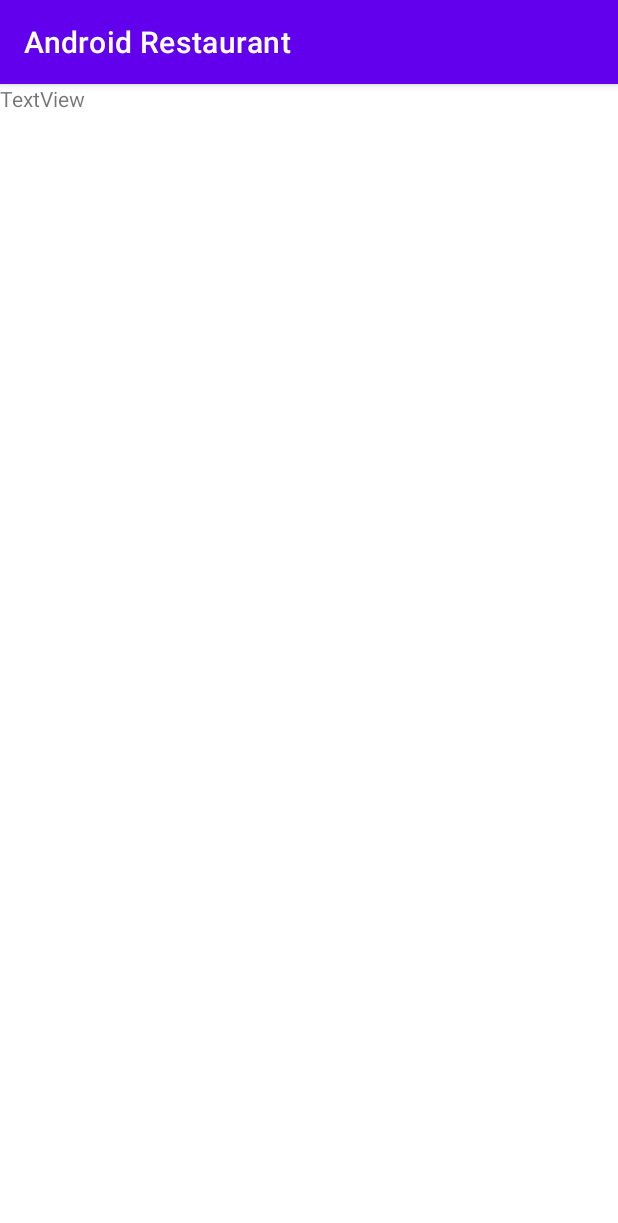
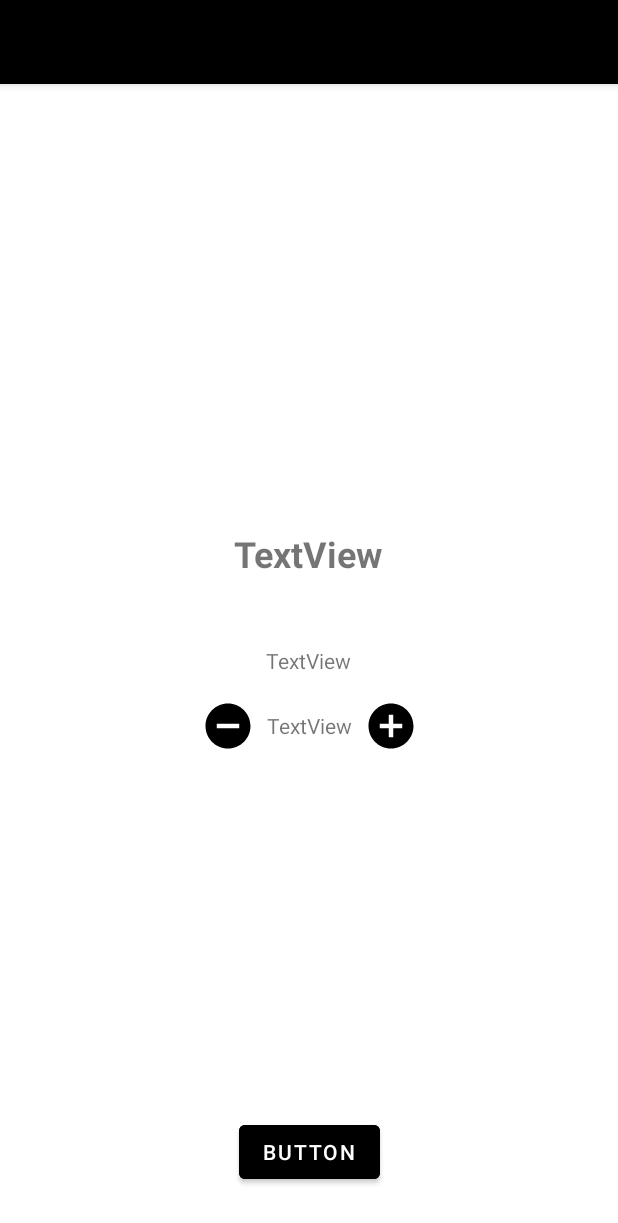
Before and after one commit to soso83120/TDAndroidSAUMIERSophie, an Android app: the DetailActivity screen opened directly, with no data from a screen before it, on a phone screen of 412 x 824 dp. Shown: the top 1223 px of the screen. Run offline under Robolectric (Android 15) with nearby library versions, the phone set to English and light mode, and no system bars; our stand-ins replace Picasso; network calls fail; pictures from the network do not load.

Commit message:
design de l'appli

```diff
--- a/app/build.gradle
+++ b/app/build.gradle
@@ -45,6 +45,7 @@ dependencies {
     implementation 'com.android.volley:volley:1.1.1'
     implementation 'com.squareup.picasso:picasso:2.71828'
     implementation 'com.google.code.gson:gson:2.8.6'
+    implementation 'androidx.legacy:legacy-support-v4:1.0.0'
     testImplementation 'junit:junit:4.+'
     androidTestImplementation 'androidx.test.ext:junit:1.1.2'
     androidTestImplementation 'androidx.test.espresso:espresso-core:3.3.0'
--- a/app/src/main/AndroidManifest.xml
+++ b/app/src/main/AndroidManifest.xml
@@ -12,7 +12,7 @@
         android:supportsRtl="true"
         android:theme="@style/Theme.TDAndroidSAUMIERSophie"
         android:usesCleartextTraffic="true">
-        <activity android:name=".network.DetailActivity"></activity>
+        <activity android:name=".detail.DetailActivity" />
         <activity android:name=".Category.CategoryActivity" />
         <activity android:name=".network.HomeActivity">
             <intent-filter>
--- a/app/src/main/java/com/example/tdandroidsaumiersophie/Category/CategoryActivity.kt
+++ b/app/src/main/java/com/example/tdandroidsaumiersophie/Category/CategoryActivity.kt
@@ -10,12 +10,9 @@ import androidx.recyclerview.widget.LinearLayoutManager
 import com.android.volley.Request
 import com.android.volley.toolbox.JsonObjectRequest
 import com.android.volley.toolbox.Volley
-import com.android.volley.Response
 import com.example.tdandroidsaumiersophie.*
-import com.android.volley.toolbox.StringRequest
 import com.example.tdandroidsaumiersophie.databinding.ActivityCategoryBinding
-import com.example.tdandroidsaumiersophie.Category.CategoryActivity
-import com.example.tdandroidsaumiersophie.Category.CategoryAdapter
+import com.example.tdandroidsaumiersophie.detail.DetailActivity
 import com.example.tdandroidsaumiersophie.network.*
 import com.google.gson.GsonBuilder
 import org.json.JSONObject
--- a/app/src/main/java/com/example/tdandroidsaumiersophie/network/DetailActivity.kt
+++ /dev/null
@@ -1,33 +0,0 @@
-package com.example.tdandroidsaumiersophie.network
-
-import androidx.appcompat.app.AppCompatActivity
-import android.os.Bundle
-import android.view.LayoutInflater
-import android.view.ViewGroup
-import android.widget.ImageView
-import android.widget.TextView
-import androidx.recyclerview.widget.RecyclerView
-import com.example.tdandroidsaumiersophie.Category.CategoryAdapter
-import com.example.tdandroidsaumiersophie.network.Dish
-import com.example.tdandroidsaumiersophie.R
-import com.example.tdandroidsaumiersophie.databinding.ActivityDetailBinding
-import com.example.tdandroidsaumiersophie.databinding.DishesCellBinding
-import com.squareup.picasso.Picasso
-
-class DetailActivity : AppCompatActivity() {
-    companion object {
-        const val DISH_EXTRA = "DISH_EXTRA"
-    }
-    lateinit var binding: ActivityDetailBinding
-    override fun onCreate(savedInstanceState: Bundle?) {
-        super.onCreate(savedInstanceState)
-        binding = ActivityDetailBinding.inflate(layoutInflater)
-        setContentView(binding.root)
-
-        val dish =intent.getSerializableExtra(DISH_EXTRA) as? Dish
-        // si jamais dish est null notre applis crache dish!!.prices
-        binding.ingredientsName.text = dish?.ingredients?.map{it.name}?.joinToString(",")
-
-    }
-
-}
--- /dev/null
+++ b/app/src/main/res/drawable/ic_less.xml
@@ -0,0 +1,11 @@
+
+<vector xmlns:android="http://schemas.android.com/apk/res/android"
+    android:width="36dp"
+    android:height="36dp"
+    android:tint="@color/black"
+    android:viewportWidth="24"
+    android:viewportHeight="24">
+    <path
+        android:fillColor="@android:color/white"
+        android:pathData="M12,2C6.48,2 2,6.48 2,12s4.48,10 10,10 10,-4.48 10,-10S17.52,2 12,2zM17,13L7,13v-2h10v2z" />
+</vector>
--- /dev/null
+++ b/app/src/main/res/drawable/ic_more.xml
@@ -0,0 +1,10 @@
+<vector xmlns:android="http://schemas.android.com/apk/res/android"
+    android:width="36dp"
+    android:height="36dp"
+    android:viewportWidth="24"
+    android:viewportHeight="24"
+    android:tint="@color/black">
+    <path
+        android:fillColor="@color/black"
+        android:pathData="M12,2C6.48,2 2,6.48 2,12s4.48,10 10,10 10,-4.48 10,-10S17.52,2 12,2zM17,13h-4v4h-2v-4L7,13v-2h4L11,7h2v4h4v2z"/>
+</vector>
--- a/app/src/main/res/layout/activity_category.xml
+++ b/app/src/main/res/layout/activity_category.xml
@@ -8,12 +8,13 @@
     tools:context=".Category.CategoryActivity">
 
 
-
     <TextView
         android:id="@+id/categoryTitle"
         android:layout_width="wrap_content"
         android:layout_height="wrap_content"
         android:text="categoryTitle"
+        android:textSize="24sp"
+        android:textStyle="bold"
         app:layout_constraintBottom_toBottomOf="parent"
         app:layout_constraintEnd_toEndOf="parent"
         app:layout_constraintHorizontal_bias="0.498"
--- a/app/src/main/res/layout/activity_detail.xml
+++ b/app/src/main/res/layout/activity_detail.xml
@@ -2,17 +2,24 @@
 <androidx.constraintlayout.widget.ConstraintLayout xmlns:android="http://schemas.android.com/apk/res/android"
     xmlns:app="http://schemas.android.com/apk/res-auto"
     xmlns:tools="http://schemas.android.com/tools"
+    android:id="@+id/imageplat"
     android:layout_width="match_parent"
     android:layout_height="match_parent"
-    tools:context=".network.DetailActivity">
+    tools:context=".detail.DetailActivity">
 
     <TextView
         android:id="@+id/titreplat"
         android:layout_width="wrap_content"
         android:layout_height="wrap_content"
         android:text="TextView"
-        tools:layout_editor_absoluteX="172dp"
-        tools:layout_editor_absoluteY="280dp" />
+        android:textSize="24sp"
+        android:textStyle="bold"
+        app:layout_constraintBottom_toBottomOf="parent"
+        app:layout_constraintEnd_toEndOf="parent"
+        app:layout_constraintHorizontal_bias="0.498"
+        app:layout_constraintStart_toStartOf="parent"
+        app:layout_constraintTop_toTopOf="parent"
+        app:layout_constraintVertical_bias="0.403" />
 
     <TextView
         android:id="@+id/ingredientsName"
@@ -25,6 +32,69 @@
         app:layout_constraintEnd_toEndOf="parent"
         app:layout_constraintHorizontal_bias="0.498"
         app:layout_constraintStart_toStartOf="parent"
+        app:layout_constraintTop_toTopOf="parent" />
+    <LinearLayout
+        android:layout_width="wrap_content"
+        android:layout_height="wrap_content"
+        android:layout_marginTop="16dp"
+        android:orientation="horizontal"
+        app:layout_constraintEnd_toEndOf="parent"
+        app:layout_constraintStart_toStartOf="parent"
+        app:layout_constraintTop_toBottomOf="@+id/ingredientsName">
+
+        <ImageView
+            android:id="@+id/less"
+            android:layout_width="wrap_content"
+            android:layout_height="wrap_content"
+            android:layout_weight="1"
+            app:srcCompat="@drawable/ic_less" />
+
+        <TextView
+            android:id="@+id/itemCount"
+            android:layout_width="wrap_content"
+            android:layout_height="wrap_content"
+            android:layout_gravity="center"
+            android:layout_marginLeft="8dp"
+            android:layout_marginRight="8dp"
+            android:layout_weight="1"
+            android:text="TextView" />
+
+        <ImageView
+            android:id="@+id/more"
+            android:layout_width="wrap_content"
+            android:layout_height="wrap_content"
+            android:layout_weight="1"
+            app:srcCompat="@drawable/ic_more" />
+
+    </LinearLayout>
+    <androidx.viewpager2.widget.ViewPager2
+        android:id="@+id/viewPager"
+        android:layout_width="match_parent"
+        android:layout_height="wrap_content"
+        app:layout_constraintEnd_toEndOf="parent"
+        app:layout_constraintStart_toStartOf="parent"
+        app:layout_constraintTop_toTopOf="parent" />
+    <ImageView
+        android:id="@+id/imageView"
+        android:layout_width="370dp"
+        android:layout_height="223dp"
+        app:layout_constraintBottom_toBottomOf="parent"
+        app:layout_constraintEnd_toEndOf="parent"
+        app:layout_constraintHorizontal_bias="0.609"
+        app:layout_constraintStart_toStartOf="parent"
         app:layout_constraintTop_toTopOf="parent"
-        app:layout_constraintVertical_bias="0.473" />
+        app:layout_constraintVertical_bias="0.072"
+         />
+
+    <Button
+        android:id="@+id/shopButton"
+        android:layout_width="wrap_content"
+        android:layout_height="wrap_content"
+        android:layout_marginBottom="32dp"
+        android:backgroundTint="@color/black"
+        android:text="Button"
+        android:textColorHint="@color/black"
+        app:layout_constraintBottom_toBottomOf="parent"
+        app:layout_constraintEnd_toEndOf="parent"
+        app:layout_constraintStart_toStartOf="parent" />
 </androidx.constraintlayout.widget.ConstraintLayout>
--- a/app/src/main/res/layout/activity_appetizer.xml
+++ b/app/src/main/res/layout/activity_photo_fragment.xml
@@ -4,6 +4,6 @@
     xmlns:tools="http://schemas.android.com/tools"
     android:layout_width="match_parent"
     android:layout_height="match_parent"
-    tools:context=".Appetizer">
+    tools:context=".detail.PhotoFragment">
 
 </androidx.constraintlayout.widget.ConstraintLayout>
--- a/app/src/main/res/layout/dishes_cell.xml
+++ b/app/src/main/res/layout/dishes_cell.xml
@@ -17,6 +17,8 @@
             android:layout_height="wrap_content"
             android:layout_marginStart="16dp"
             android:text="@string/image"
+            android:textSize="14sp"
+            android:textStyle="bold"
             app:layout_constraintBottom_toBottomOf="parent"
             app:layout_constraintEnd_toEndOf="parent"
             app:layout_constraintStart_toEndOf="@+id/imageView2"
--- a/app/src/main/res/values/strings.xml
+++ b/app/src/main/res/values/strings.xml
@@ -8,4 +8,7 @@
     <string name="dessert">Dessert</string>
     <string name="image">image</string>
     <string name="textview">TextView</string>
+    <string name="total">Total</string>
+    <!-- TODO: Remove or change this placeholder text -->
+    <string name="hello_blank_fragment">Hello blank fragment</string>
 </resources>
--- a/app/src/main/res/values/themes.xml
+++ b/app/src/main/res/values/themes.xml
@@ -1,9 +1,9 @@
 <resources xmlns:tools="http://schemas.android.com/tools">
     <!-- Base application theme. -->
-    <style name="Theme.TDAndroidSAUMIERSophie" parent="Theme.MaterialComponents.DayNight.DarkActionBar">
+    <style name="Theme.TDAndroidSAUMIERSophie" parent="Theme.MaterialComponents.Light">
         <!-- Primary brand color. -->
-        <item name="colorPrimary">@color/purple_500</item>
-        <item name="colorPrimaryVariant">@color/purple_700</item>
+        <item name="colorPrimary">@color/black</item>
+        <item name="colorPrimaryVariant">@color/black</item>
         <item name="colorOnPrimary">@color/white</item>
         <!-- Secondary brand color. -->
         <item name="colorSecondary">@color/teal_200</item>
```
Also changed, not shown: app/src/main/java/com/example/tdandroidsaumiersophie/basket/Basket.kt (added, +11 -0 lines), app/src/main/java/com/example/tdandroidsaumiersophie/detail/DetailActivity.kt (added, +66 -0 lines), app/src/main/java/com/example/tdandroidsaumiersophie/detail/PhotoFragment.kt (added, +48 -0 lines), app/src/main/java/com/example/tdandroidsaumiersophie/detail/PhototAdapter.kt (added, +15 -0 lines), app/src/main/java/com/example/tdandroidsaumiersophie/network/Dish.kt (+27 -5 lines), app/src/main/res/layout/fragment_photo.xml (added, +21 -0 lines).
